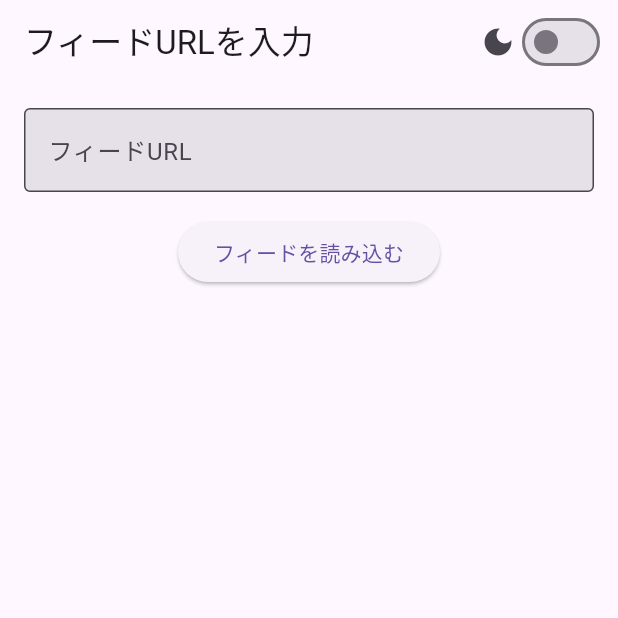
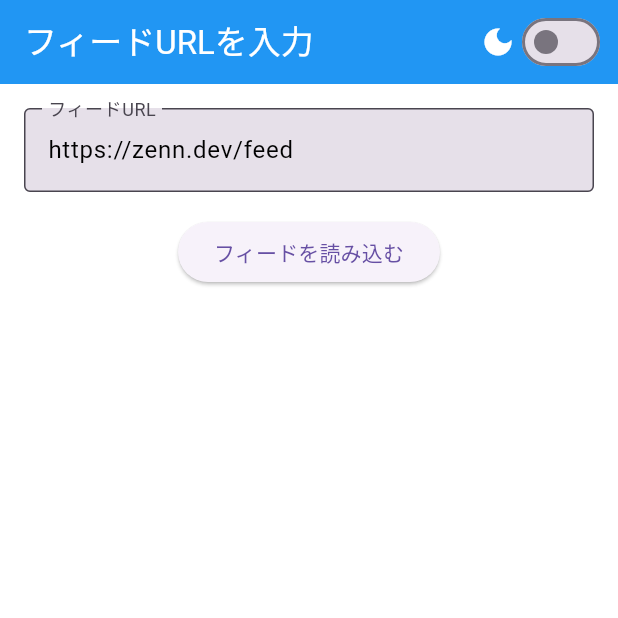
Before and after one commit to On-iR/rss_reader_app, a Flutter app: the screen it shows after launch, on a phone screen of 412 x 824 dp, the top half of it. Run offline on Flutter 3.47's test engine with Material 3 defaults, Android fonts, the phone set to English and light mode, and no system bars; our stand-ins replace cached_network_image; missing offline and left inert: webfeed_plus.

Commit message:
初期値とテーマの設定

```diff
--- a/lib/main.dart
+++ b/lib/main.dart
@@ -32,12 +32,34 @@ class MyApp extends StatelessWidget {
             theme: ThemeData(
               primarySwatch: Colors.blue,
               brightness: Brightness.light,
-              // 必要に応じてカスタムライトテーマを追加
+              appBarTheme: const AppBarTheme(
+                backgroundColor: Colors.blue,
+                foregroundColor: Colors.white,
+              ),
+              scaffoldBackgroundColor: Colors.white,
+              cardColor: Colors.white,
+              textTheme: const TextTheme(
+                bodyLarge: TextStyle(color: Colors.black),
+                bodyMedium: TextStyle(color: Colors.black87),
+                labelSmall: TextStyle(color: Colors.grey),
+                labelLarge: TextStyle(color: Colors.white),
+              ),
             ),
             darkTheme: ThemeData(
               primarySwatch: Colors.blue,
               brightness: Brightness.dark,
-              // 必要に応じてカスタムダークテーマを追加
+              appBarTheme: const AppBarTheme(
+                backgroundColor: Colors.black,
+                foregroundColor: Colors.white,
+              ),
+              scaffoldBackgroundColor: Colors.grey[900],
+              cardColor: Colors.grey[800],
+              textTheme: const TextTheme(
+                bodyLarge: TextStyle(color: Colors.white),
+                bodyMedium: TextStyle(color: Colors.white70),
+                labelSmall: TextStyle(color: Colors.grey),
+                labelLarge: TextStyle(color: Colors.black),
+              ),
             ),
             themeMode: themeProvider.themeMode, // 現在のテーマモードを設定
             home: const FeedUrlInputPage(),
--- a/lib/pages/feed_url_input_page.dart
+++ b/lib/pages/feed_url_input_page.dart
@@ -15,10 +15,17 @@ class FeedUrlInputPage extends StatefulWidget {
 }
 
 class _FeedUrlInputPageState extends State<FeedUrlInputPage> {
-  final TextEditingController _controller = TextEditingController();
+  late final TextEditingController _controller;
   final _formKey = GlobalKey<FormState>();
   bool _isSubmitting = false;
   String? _errorMessage;
+
+  @override
+  void initState() {
+    super.initState();
+    // 初期値を設定
+    _controller = TextEditingController(text: 'https://zenn.dev/feed');
+  }
 
   @override
   void dispose() {
@@ -76,8 +83,6 @@ class _FeedUrlInputPageState extends State<FeedUrlInputPage> {
       appBar: AppBar(
         title: const Text('フィードURLを入力'),
         actions: [
-          Row(
-            children: [
           const Icon(Icons.dark_mode),
           Switch(
             value: themeProvider.themeMode == ThemeMode.dark,
@@ -86,8 +91,6 @@ class _FeedUrlInputPageState extends State<FeedUrlInputPage> {
             },
           ),
           const SizedBox(width: 8),
-            ],
-          ),
         ],
       ),
       body: Padding(
```
Lines whose indentation alone changed are shown as unchanged.
